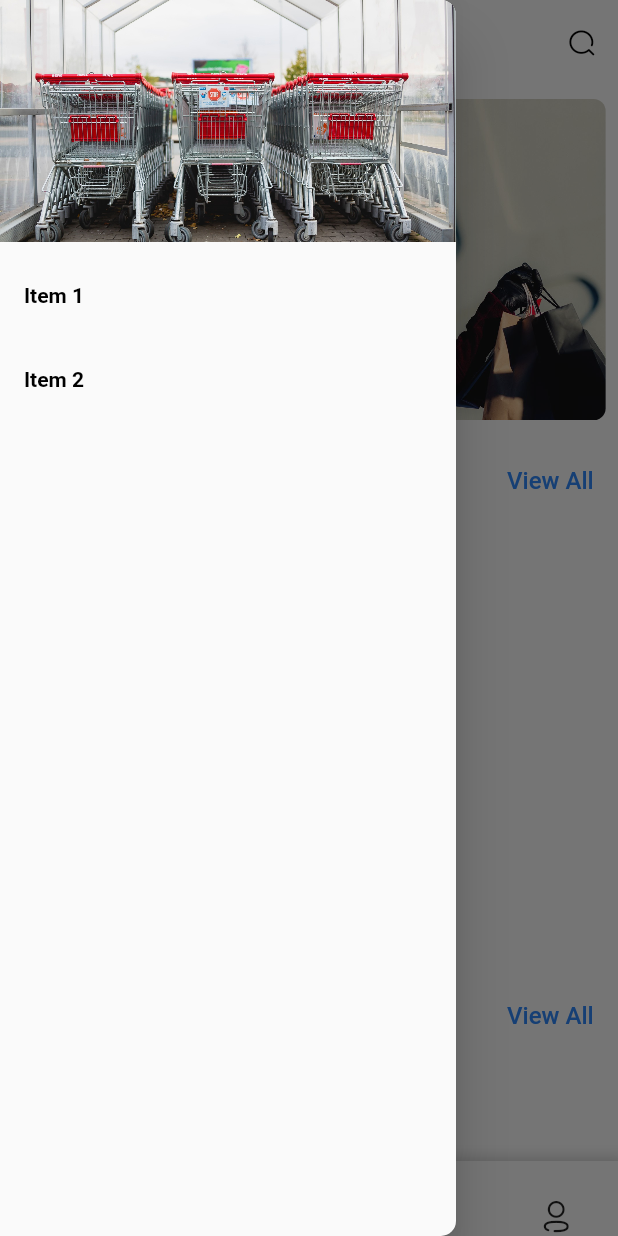
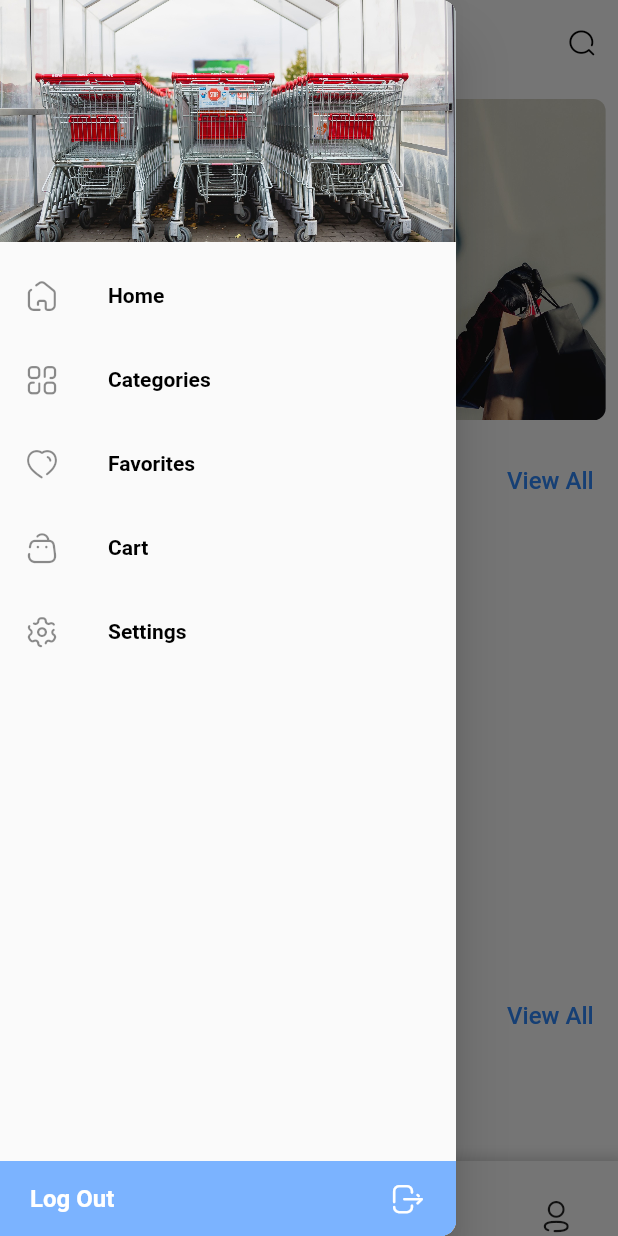
Before and after one commit to abdulrahmanHatem911/e_commerce_flutter, a Flutter app: the LayoutScreen screen opened by its route, with the side drawer open, on a phone screen of 412 x 824 dp. Run offline on Flutter 3.47's test engine with Material 2 defaults, Android fonts, the phone set to English and light mode, and no system bars; drawn by our look-alikes of curved_navigation_bar, smooth_page_indicator; our stand-ins replace dio, equatable, flutter_bloc, font_awesome_flutter, google_fonts, shared_preferences and 1 more; accounts and stored records are empty; network calls fail; Roboto replaces fonts that are missing (Ubuntu).

Commit message:
update02

```diff
--- a/lib/modules/screens/layout_screen.dart
+++ b/lib/modules/screens/layout_screen.dart
@@ -2,7 +2,6 @@ import 'package:curved_navigation_bar/curved_navigation_bar.dart';
 import 'package:e_commerce_flutter/controllers/layout_cubit/layout_cubit.dart';
 import 'package:e_commerce_flutter/core/routes/app_routers.dart';
 import 'package:e_commerce_flutter/core/services/cache_helper.dart';
-import 'package:e_commerce_flutter/modules/widgets/home/admin_drawer_component.dart';
 import 'package:e_commerce_flutter/modules/widgets/home/user_drawer_component.dart';
 import 'package:flutter/material.dart';
 import 'package:flutter_bloc/flutter_bloc.dart';
@@ -49,9 +48,7 @@ class LayoutScreen extends StatelessWidget {
                 //search
               ],
             ),
-            drawer: admin != null && admin != ''
-                ? const AdminDrawerComponent()
-                : const UserDrawerComponent(),
+            drawer: const UserDrawerComponent(),
             body: cubit.screens[cubit.currentIndex],
             bottomNavigationBar: Container(
               decoration: BoxDecoration(
--- a/lib/modules/widgets/home/categories_compnent.dart
+++ b/lib/modules/widgets/home/categories_compnent.dart
@@ -21,8 +21,15 @@ class CategoriesComponent extends StatelessWidget {
         return SizedBox(
           width: SizeConfig.screenWidth,
           height: SizeConfig.screenHeight * 0.35,
-          child: state is! LayoutGetProductLoadingState
-              ? ListView.separated(
+          child: state is! LayoutGetProductErrorState
+              ? const Center(
+                  child: Text("No Products"),
+                )
+              : state is LayoutGetProductLoadingState
+                  ? const Center(
+                      child: CircularProgressComponent(),
+                    )
+                  : ListView.separated(
                       padding: EdgeInsets.symmetric(
                         horizontal: SizeConfig.screenWidth * 0.02,
                         vertical: SizeConfig.screenHeight * 0.02,
@@ -34,8 +41,7 @@ class CategoriesComponent extends StatelessWidget {
                             context: context, item: productList[index]);
                       },
                       separatorBuilder: (context, index) => AppSize.sh_15,
-                )
-              : const CircularProgressComponent(),
+                    ),
         );
       },
     );
@@ -105,7 +111,7 @@ class CategoriesComponent extends StatelessWidget {
                       decoration: BoxDecoration(
                         borderRadius: BorderRadius.circular(10),
                         image: DecorationImage(
-                          image: NetworkImage("${item.imageUrl}"),
+                          image: NetworkImage(item.imageUrl),
                           fit: BoxFit.contain,
                           filterQuality: FilterQuality.low,
                         ),
@@ -115,7 +121,7 @@ class CategoriesComponent extends StatelessWidget {
                 ),
                 AppSize.sv_10,
                 Text(
-                  '${item.name}',
+                  item.name,
                   overflow: TextOverflow.ellipsis,
                   maxLines: 1,
                   style: const TextStyle(
--- a/lib/modules/widgets/home/user_drawer_component.dart
+++ b/lib/modules/widgets/home/user_drawer_component.dart
@@ -1,3 +1,6 @@
+import 'package:e_commerce_flutter/controllers/layout_cubit/layout_cubit.dart';
+import 'package:e_commerce_flutter/core/style/app_color.dart';
+import 'package:e_commerce_flutter/core/style/icon_broken.dart';
 import 'package:flutter/material.dart';
 
 import '../../../core/utils/app_strings.dart';
@@ -15,6 +18,9 @@ class UserDrawerComponent extends StatelessWidget {
           bottomRight: Radius.circular(10),
         ),
       ),
+      child: Column(
+        children: [
+          Expanded(
             child: ListView(
               children: [
                 const DrawerHeader(
@@ -27,22 +33,86 @@ class UserDrawerComponent extends StatelessWidget {
                   ),
                   child: SizedBox(),
                 ),
-          ListTile(
-            title: const Text('Item 1'),
+                _buildListTile(
+                  context: context,
+                  title: "Home",
+                  icon: IconBroken.Home,
+                  index: 2,
+                ),
+                _buildListTile(
+                  context: context,
+                  title: "Categories",
+                  icon: IconBroken.Category,
+                  index: 3,
+                ),
+                _buildListTile(
+                  context: context,
+                  title: "Favorites",
+                  icon: IconBroken.Heart,
+                  index: 1,
+                ),
+                _buildListTile(
+                  context: context,
+                  title: "Cart",
+                  icon: IconBroken.Bag,
+                  index: 0,
+                ),
+                _buildListTile(
+                  context: context,
+                  title: "Settings",
+                  icon: IconBroken.Setting,
+                  index: 4,
+                ),
+              ],
+            ),
+          ),
+          InkWell(
             onTap: () {
-              // Update the state of the app.
-              // ...
+              Navigator.pop(context);
             },
+            child: Container(
+              width: double.infinity,
+              height: 50.0,
+              padding: const EdgeInsets.symmetric(horizontal: 20.0),
+              color: AppColor.blue,
+              child: Row(
+                mainAxisAlignment: MainAxisAlignment.start,
+                children: [
+                  Text(
+                    "Log Out",
+                    style: Theme.of(context).textTheme.headline1!.copyWith(
+                          color: Colors.white,
                         ),
-          ListTile(
-            title: const Text('Item 2'),
-            onTap: () {
-              // Update the state of the app.
-              // ...
-            },
+                  ),
+                  const Spacer(),
+                  const Icon(
+                    IconBroken.Logout,
+                    color: Colors.white,
+                  ),
+                ],
+              ),
+            ),
           ),
         ],
       ),
     );
   }
+
+  Widget _buildListTile({
+    required BuildContext context,
+    required String title,
+    required IconData icon,
+    required int index,
+  }) {
+    return ListTile(
+      leading: Icon(
+        icon,
+      ),
+      title: Text(title, style: Theme.of(context).textTheme.bodyText1),
+      onTap: () {
+        Navigator.pop(context);
+        LayoutCubit.get(context).changeBottomNavBar(index);
+      },
+    );
   }
+}
```
Also changed, not shown: lib/modules/widgets/home/admin_drawer_component.dart (deleted, +0 -59 lines). Lines whose indentation alone changed are shown as unchanged.
